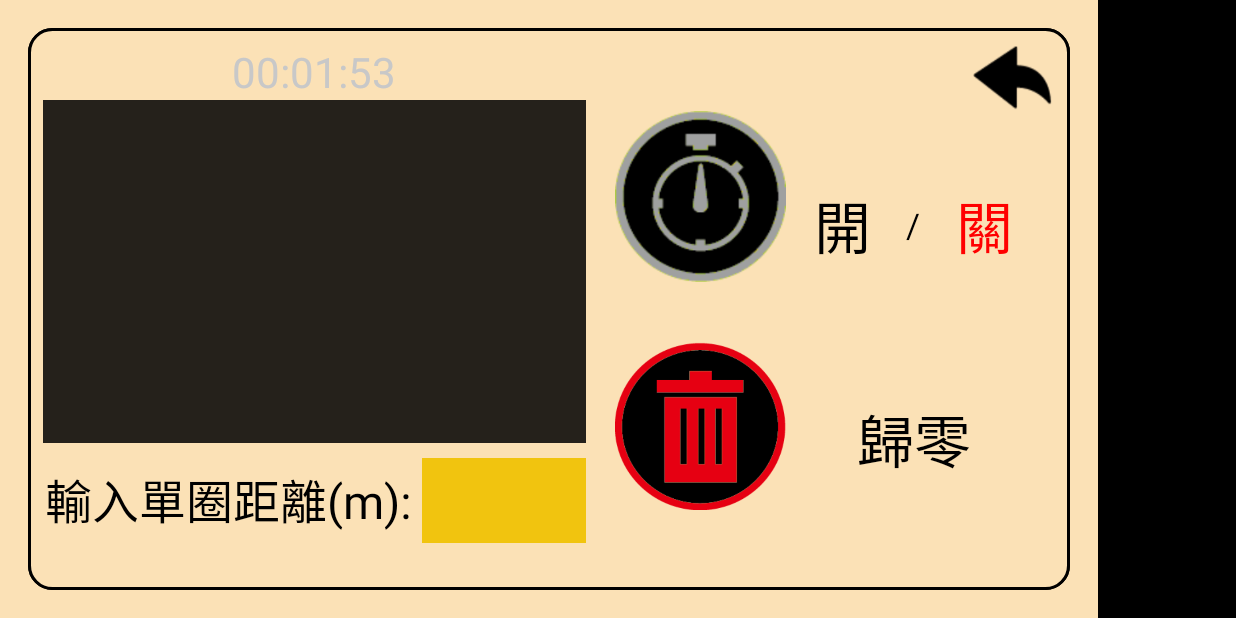
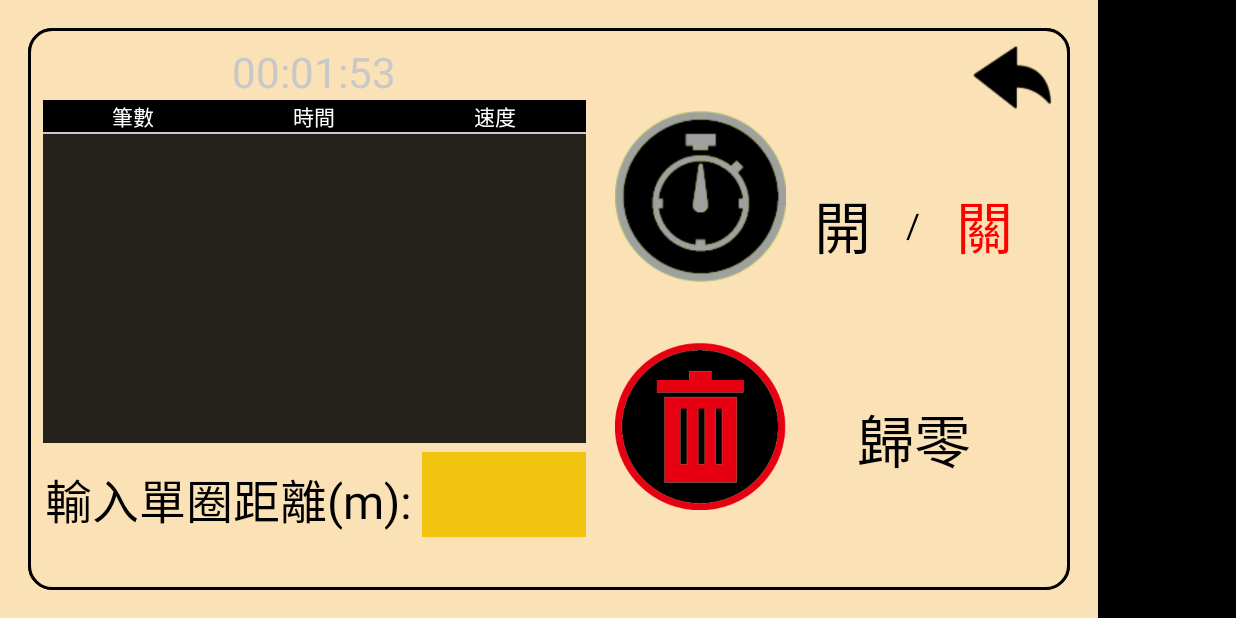
Before and after one commit to jawei1990/AndroidApp, an Android app: the MenuLapCnt screen opened directly, with no data from a screen before it, after a tap on an icon or button, on a phone screen of 824 x 412 dp (held sideways). Run offline under Robolectric (Android 15) with nearby library versions, the phone set to English and light mode, and no system bars.

Commit message:
[U] Add ListView title display.

```diff
--- a/Android/ipin7/app/src/main/java/com/conary/ipin7/screen_sub/MenuLapCnt.java
+++ b/Android/ipin7/app/src/main/java/com/conary/ipin7/screen_sub/MenuLapCnt.java
@@ -7,6 +7,7 @@ import android.view.View;
 import android.widget.Button;
 import android.widget.ImageView;
 import android.widget.LinearLayout;
+import android.widget.ListView;
 import android.widget.RelativeLayout;
 import android.widget.TextView;
 
@@ -29,6 +30,8 @@ public class MenuLapCnt extends Activity implements View.OnClickListener
 
     private RelativeLayout guideLayout, displayLayout;
     private final int MaxInputLen = 4;
+    private View listTitle;
+    private ListView listView;
 
     @Override
     protected void onCreate(Bundle savedInstanceState) {
@@ -106,6 +109,11 @@ public class MenuLapCnt extends Activity implements View.OnClickListener
         BtnBack.setOnClickListener(this);
         BtnKeyDel.setOnClickListener(this);
         BtnFinish.setOnClickListener(this);
+
+        listView = findViewById(R.id.cnt_listView);
+        listTitle = (View) getLayoutInflater().inflate(R.layout.cnt_list_title,null);
+        listView.addHeaderView(listTitle);
+        listView.setAdapter(null);
     }
 
     @Override
--- /dev/null
+++ b/Android/ipin7/app/src/main/res/layout/cnt_list_title.xml
@@ -0,0 +1,35 @@
+<?xml version="1.0" encoding="utf-8"?>
+<LinearLayout
+    xmlns:android="http://schemas.android.com/apk/res/android"
+    android:layout_width="match_parent"
+    android:layout_height="match_parent"
+    android:orientation="horizontal">
+
+    <TextView
+        android:layout_width="match_parent"
+        android:layout_height="match_parent"
+        android:layout_weight="1.0"
+        android:textColor="@color/white"
+        android:background="@color/black"
+        android:gravity="center"
+        android:text="@string/Stridx"/>
+
+    <TextView
+        android:layout_width="match_parent"
+        android:layout_height="match_parent"
+        android:layout_weight="1.0"
+        android:textColor="@color/white"
+        android:background="@color/black"
+        android:gravity="center"
+        android:text="@string/StrTime"/>
+
+    <TextView
+        android:layout_width="match_parent"
+        android:layout_height="match_parent"
+        android:layout_weight="1.0"
+        android:textColor="@color/white"
+        android:gravity="center"
+        android:background="@color/black"
+        android:text="@string/StrSpeed"/>
+
+</LinearLayout >
--- a/Android/ipin7/app/src/main/res/values/strings.xml
+++ b/Android/ipin7/app/src/main/res/values/strings.xml
@@ -12,6 +12,11 @@
     <string name="Lada_off">關</string>
     <string name="lada_reset">歸零</string>
 
+    <string name="StrTime">時間</string>
+    <string name="StrMsg">訊息</string>
+    <string name="StrSpeed">速度</string>
+    <string name="Stridx">筆數</string>
+
     <string name="cnt_del">歸零</string>
     <string name="cnt_reset">歸零</string>
     <string name="cnt_enter_dis">輸入單圈距離(m):  </string>
```
Also changed, not shown: Android/ipin7/app/src/main/java/com/conary/ipin7/screen_sub/ListSensor.java (added, +20 -0 lines), Android/ipin7/app/src/main/java/com/conary/ipin7/screen_sub/MenuSensor.java (+17 -0 lines), Android/ipin7/app/src/main/res/layout/sen_list_title.xml (added, +26 -0 lines).
